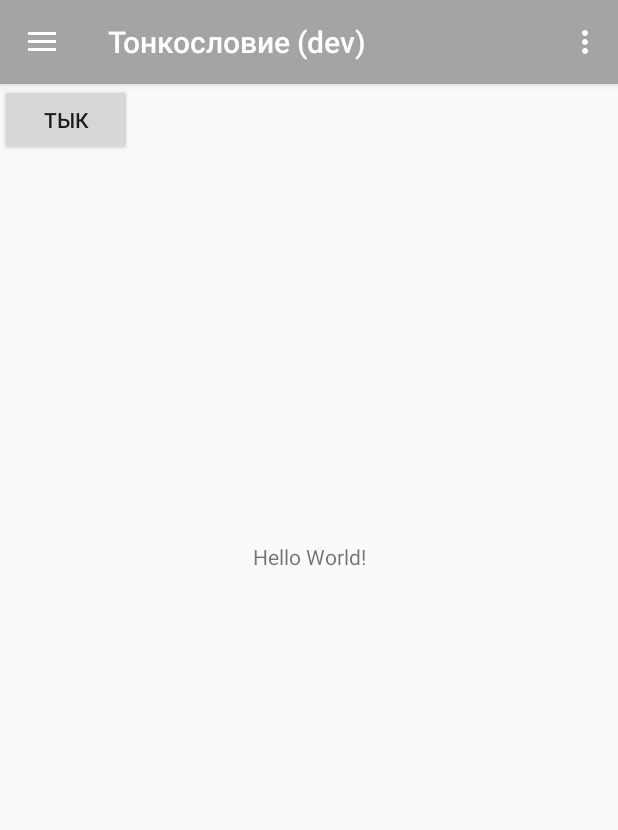
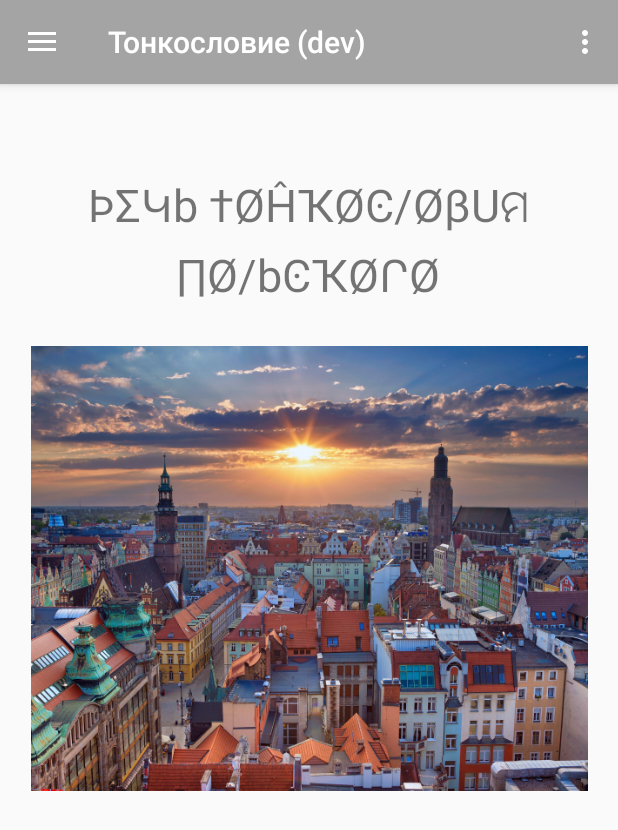
Before and after one commit to SnowDrifter/tonkoslovie-android, an Android app: the screen it shows after launch (MainActivity), on a phone screen of 412 x 824 dp. Shown: the top 830 px of the screen. Run offline under Robolectric (Android 15) with nearby library versions, the phone set to English and light mode, and no system bars; our stand-ins replace Dagger/Hilt's generated code, EventBus; libraries missing offline, so code that uses them is left out: io.paperdb; 4 statements that could not run were skipped.

Commit message:
Update main activity

```diff
--- a/app/src/main/res/layout/content_main.xml
+++ b/app/src/main/res/layout/content_main.xml
@@ -8,25 +8,26 @@
     tools:context="ru.romanov.tonkoslovie.MainActivity"
     tools:showIn="@layout/app_bar_main">
 
+    <ImageView
+        android:id="@+id/imageView2"
+        android:layout_width="371dp"
+        android:layout_height="303dp"
+        android:layout_marginTop="24dp"
+        app:layout_constraintEnd_toEndOf="parent"
+        app:layout_constraintStart_toStartOf="parent"
+        app:layout_constraintTop_toBottomOf="@+id/textView2"
+        app:srcCompat="@drawable/main_page_image" />
+
     <TextView
-        android:layout_width="wrap_content"
-        android:layout_height="wrap_content"
-        android:text="Hello World!"
-        app:layout_constraintBottom_toBottomOf="parent"
-        app:layout_constraintHorizontal_bias="0.501"
-        app:layout_constraintLeft_toLeftOf="parent"
-        app:layout_constraintRight_toRightOf="parent"
-        app:layout_constraintTop_toTopOf="parent"
-        app:layout_constraintVertical_bias="0.408" />
-
-    <Button
-        android:id="@+id/button_1"
-        android:layout_width="wrap_content"
-        android:layout_height="wrap_content"
-        android:text="Тык"
-        tools:layout_editor_absoluteX="136dp"
-        tools:layout_editor_absoluteY="116dp"
-        tools:ignore="MissingConstraints"
-        android:onClick="sendMessage" />
-
+        android:id="@+id/textView2"
+        android:layout_width="339dp"
+        android:layout_height="87dp"
+        android:layout_marginTop="60dp"
+        android:gravity="center"
+        android:text="@string/main_page_text"
+        android:textSize="30sp"
+        app:layout_constraintEnd_toEndOf="parent"
+        app:layout_constraintHorizontal_bias="0.496"
+        app:layout_constraintStart_toStartOf="parent"
+        app:layout_constraintTop_toTopOf="parent" />
 </android.support.constraint.ConstraintLayout>
--- a/app/src/main/res/values/strings.xml
+++ b/app/src/main/res/values/strings.xml
@@ -2,6 +2,8 @@
     <string name="action_settings">Настройки</string>
 
     <string name="menu_header">ÞΣԿb †﻿ØĤҠØϾ/\ØβUମ ∏Ø/\bϾҠØՐØ</string>
+    <string name="main_page_text">ÞΣԿb †﻿ØĤҠØϾ/\ØβUମ ∏Ø/\bϾҠØՐØ</string>
+
     <string name="menu_lessons">Уроки</string>
     <string name="menu_exercises">Упражнения</string>
     <string name="menu_login">Войти</string>
```
Also changed, not shown: app/src/main/res/drawable-xxhdpi/main_page_image.jpg (added).
